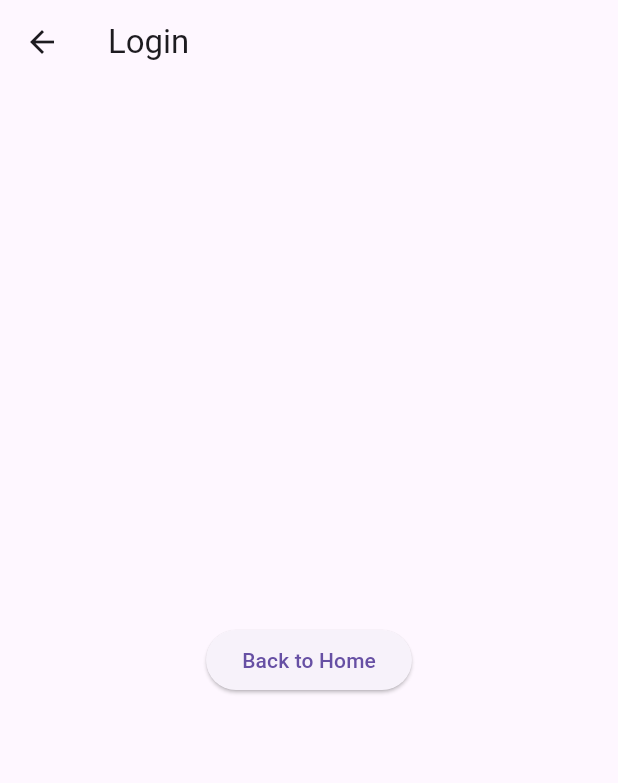
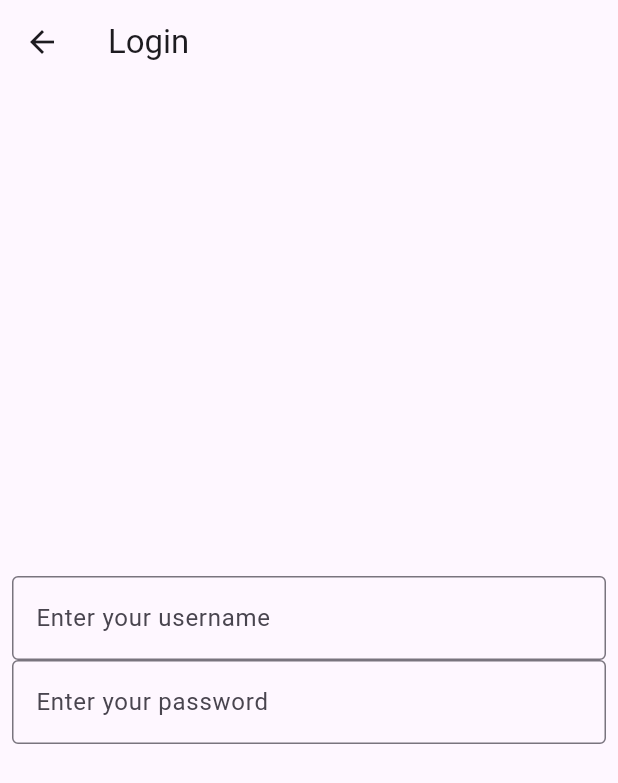
Before and after one commit to Leto-du-Plessis/book-website-project, a Flutter app: the screen it shows after launch, after a tap on the "account circle" icon, on a phone screen of 412 x 824 dp. Shown: the top 783 px of the screen. Run offline on Flutter 3.47's test engine with Material 3 defaults, Android fonts, the phone set to English and light mode, and no system bars; our stand-ins replace shared_preferences; missing offline and left inert: super_editor; accounts and stored records are empty.

Commit message:
Added login stuff

```diff
--- a/frontend/book_website/lib/src/screens/login_screen.dart
+++ b/frontend/book_website/lib/src/screens/login_screen.dart
@@ -9,12 +9,26 @@ class LoginScreen extends StatelessWidget {
     return Scaffold(
       appBar: AppBar(title: const Text('Login')),
       body: Center(
-        child: ElevatedButton(
-          child: const Text('Back to Home'),
-          onPressed: () {
-            Navigator.pop(context);
-          },
-        ),
+        child: Padding(
+          padding: const EdgeInsets.all(8.0),
+          child: Column(
+            mainAxisSize: MainAxisSize.min,
+            children: [
+              TextFormField(
+                decoration: InputDecoration(
+                  border: OutlineInputBorder(),
+                  hintText: 'Enter your username'
+                )
+              ),
+              TextFormField(
+                decoration: InputDecoration(
+                  border: OutlineInputBorder(),
+                  hintText: 'Enter your password'
+                )
+              ),
+            ],
+          ),
+        )
       ),
     );
   }
```
